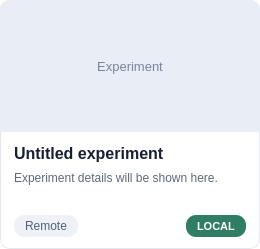
Qt form EzLaboratory/source/frontend/widgets/Card.ui (Shulincooky/EzLaboratory) before a commit.
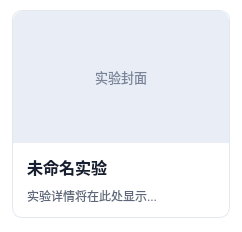
The same form after that commit.

Patch:
```diff
--- a/EzLaboratory/source/frontend/widgets/Card.ui
+++ b/EzLaboratory/source/frontend/widgets/Card.ui
@@ -2,20 +2,32 @@
 <ui version="4.0">
  <class>Card</class>
  <widget class="QWidget" name="Card">
+  <property name="geometry">
+   <rect>
+    <x>0</x>
+    <y>0</y>
+    <width>242</width>
+    <height>231</height>
+   </rect>
+  </property>
   <property name="minimumSize">
    <size>
-    <width>260</width>
-    <height>248</height>
+    <width>0</width>
+    <height>0</height>
    </size>
   </property>
   <property name="maximumSize">
    <size>
-    <width>360</width>
-    <height>280</height>
+    <width>384</width>
+    <height>304</height>
    </size>
   </property>
   <property name="styleSheet">
    <string notr="true">QWidget#Card {
+    background: transparent;
+}
+
+QFrame#panelFrame {
     background: #FFFFFF;
     border: 1px solid #E3E7EE;
     border-radius: 10px;
@@ -70,6 +82,27 @@
     <number>0</number>
    </property>
    <property name="leftMargin">
+    <number>12</number>
+   </property>
+   <property name="topMargin">
+    <number>10</number>
+   </property>
+   <property name="rightMargin">
+    <number>12</number>
+   </property>
+   <property name="bottomMargin">
+    <number>14</number>
+   </property>
+   <item>
+    <widget class="QFrame" name="panelFrame">
+     <property name="frameShape">
+      <enum>QFrame::Shape::NoFrame</enum>
+     </property>
+     <layout class="QVBoxLayout" name="panelLayout">
+      <property name="spacing">
+       <number>0</number>
+      </property>
+      <property name="leftMargin">
     <number>0</number>
    </property>
    <property name="topMargin">
@@ -113,8 +146,17 @@
       </property>
       <item>
        <widget class="QLabel" name="coverLabel">
+           <property name="enabled">
+            <bool>true</bool>
+           </property>
+           <property name="minimumSize">
+            <size>
+             <width>192</width>
+             <height>108</height>
+            </size>
+           </property>
         <property name="text">
-         <string>Experiment</string>
+            <string>实验封面</string>
         </property>
         <property name="alignment">
          <set>Qt::AlignmentFlag::AlignCenter</set>
@@ -145,7 +187,7 @@
       <item>
        <widget class="QLabel" name="titleLabel">
         <property name="text">
-         <string>Untitled experiment</string>
+            <string>未命名实验</string>
         </property>
         <property name="wordWrap">
          <bool>true</bool>
@@ -155,59 +197,15 @@
       <item>
        <widget class="QLabel" name="summaryLabel">
         <property name="text">
-         <string>Experiment details will be shown here.</string>
+            <string>实验详情将在此处显示...</string>
         </property>
         <property name="wordWrap">
          <bool>true</bool>
         </property>
        </widget>
       </item>
-      <item>
-       <spacer name="bodySpacer">
-        <property name="orientation">
-         <enum>Qt::Orientation::Vertical</enum>
-        </property>
-        <property name="sizeHint" stdset="0">
-         <size>
-          <width>20</width>
-          <height>8</height>
-         </size>
-        </property>
-       </spacer>
-      </item>
-      <item>
-       <layout class="QHBoxLayout" name="footerLayout">
-        <property name="spacing">
-         <number>8</number>
-        </property>
-        <item>
-         <widget class="QLabel" name="tagLabel">
-          <property name="text">
-           <string>Remote</string>
-          </property>
-         </widget>
-        </item>
-        <item>
-         <spacer name="footerSpacer">
-          <property name="orientation">
-           <enum>Qt::Orientation::Horizontal</enum>
-          </property>
-          <property name="sizeHint" stdset="0">
-           <size>
-            <width>40</width>
-            <height>20</height>
-           </size>
-          </property>
-         </spacer>
-        </item>
-        <item>
-         <widget class="QLabel" name="localBadgeLabel">
-          <property name="text">
-           <string>LOCAL</string>
-          </property>
-         </widget>
-        </item>
-       </layout>
+        </layout>
+       </widget>
       </item>
      </layout>
     </widget>
```
Left out of the diff: 2 changed lines with no effect on the pictures. Lines whose indentation alone changed are shown as unchanged.
